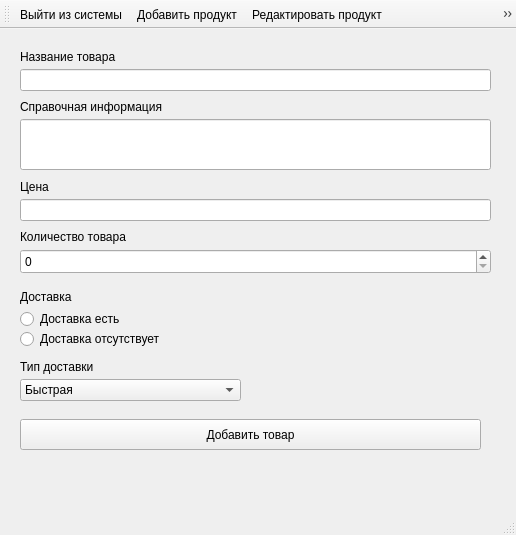
Old version of the form Source/MDKP/workeradddelivery.ui in the repository striction10/MDKP.
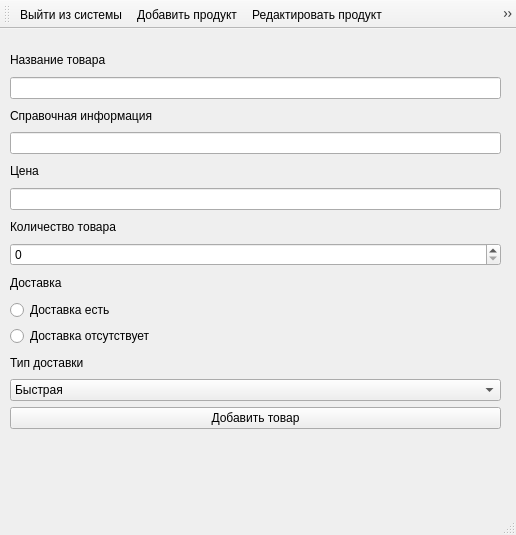
New version of the form.

```diff
--- a/Source/MDKP/workeradddelivery.ui
+++ b/Source/MDKP/workeradddelivery.ui
@@ -10,186 +10,120 @@
     <height>535</height>
    </rect>
   </property>
+  <property name="minimumSize">
+   <size>
+    <width>516</width>
+    <height>535</height>
+   </size>
+  </property>
   <property name="windowTitle">
    <string>MainWindow</string>
   </property>
   <widget class="QWidget" name="centralwidget">
-   <widget class="QLineEdit" name="lineEdit">
+   <widget class="QWidget" name="layoutWidget">
     <property name="geometry">
      <rect>
-      <x>20</x>
-      <y>40</y>
-      <width>471</width>
-      <height>22</height>
+      <x>10</x>
+      <y>20</y>
+      <width>491</width>
+      <height>380</height>
      </rect>
     </property>
-   </widget>
-   <widget class="QComboBox" name="comboBox">
-    <property name="geometry">
-     <rect>
-      <x>20</x>
-      <y>350</y>
-      <width>221</width>
-      <height>22</height>
-     </rect>
-    </property>
+    <layout class="QVBoxLayout" name="verticalLayout">
     <item>
+      <widget class="QLabel" name="label">
      <property name="text">
-      <string>Быстрая</string>
-     </property>
+        <string>Название товара</string>
+       </property>
+      </widget>
     </item>
     <item>
-     <property name="text">
-      <string>Медленная</string>
-     </property>
-    </item>
-   </widget>
+      <widget class="QLineEdit" name="lineEditName"/>
+     </item>
+     <item>
    <widget class="QLabel" name="label_2">
-    <property name="geometry">
-     <rect>
-      <x>20</x>
-      <y>70</y>
-      <width>171</width>
-      <height>16</height>
-     </rect>
-    </property>
     <property name="text">
      <string>Справочная информация</string>
     </property>
    </widget>
-   <widget class="QLineEdit" name="lineEdit_3">
-    <property name="geometry">
-     <rect>
-      <x>20</x>
-      <y>170</y>
-      <width>471</width>
-      <height>22</height>
-     </rect>
-    </property>
-   </widget>
-   <widget class="QRadioButton" name="radioButton_2">
-    <property name="geometry">
-     <rect>
-      <x>20</x>
-      <y>300</y>
-      <width>181</width>
-      <height>20</height>
-     </rect>
-    </property>
+     </item>
+     <item>
+      <widget class="QLineEdit" name="lineEditInfo"/>
+     </item>
+     <item>
+      <widget class="QLabel" name="label_5">
+       <property name="text">
+        <string>Цена</string>
+       </property>
+      </widget>
+     </item>
+     <item>
+      <widget class="QLineEdit" name="lineEditPrice"/>
+     </item>
+     <item>
+      <widget class="QLabel" name="label_6">
     <property name="text">
-     <string>Доставка отсутствует</string>
-    </property>
-   </widget>
+        <string>Количество товара</string>
+       </property>
+      </widget>
+     </item>
+     <item>
+      <widget class="QSpinBox" name="spinBoxCount">
+       <property name="maximum">
+        <number>1000</number>
+       </property>
+      </widget>
+     </item>
+     <item>
    <widget class="QLabel" name="label_3">
-    <property name="geometry">
-     <rect>
-      <x>20</x>
-      <y>260</y>
-      <width>111</width>
-      <height>16</height>
-     </rect>
-    </property>
     <property name="text">
      <string>Доставка</string>
     </property>
    </widget>
+     </item>
+     <item>
    <widget class="QRadioButton" name="radioButton">
-    <property name="geometry">
-     <rect>
-      <x>20</x>
-      <y>280</y>
-      <width>121</width>
-      <height>20</height>
-     </rect>
-    </property>
     <property name="text">
      <string>Доставка есть</string>
     </property>
    </widget>
-   <widget class="QLineEdit" name="lineEdit_2">
-    <property name="geometry">
-     <rect>
-      <x>20</x>
-      <y>90</y>
-      <width>471</width>
-      <height>51</height>
-     </rect>
-    </property>
-   </widget>
+     </item>
+     <item>
+      <widget class="QRadioButton" name="radioButton_2">
+       <property name="text">
+        <string>Доставка отсутствует</string>
+       </property>
+      </widget>
+     </item>
+     <item>
    <widget class="QLabel" name="label_4">
-    <property name="geometry">
-     <rect>
-      <x>20</x>
-      <y>330</y>
-      <width>91</width>
-      <height>16</height>
-     </rect>
-    </property>
     <property name="text">
      <string>Тип доставки</string>
     </property>
    </widget>
-   <widget class="QSpinBox" name="spinBox">
-    <property name="geometry">
-     <rect>
-      <x>20</x>
-      <y>220</y>
-      <width>471</width>
-      <height>25</height>
-     </rect>
-    </property>
-   </widget>
-   <widget class="QLabel" name="label">
-    <property name="geometry">
-     <rect>
-      <x>20</x>
-      <y>20</y>
-      <width>111</width>
-      <height>16</height>
-     </rect>
-    </property>
+     </item>
+     <item>
+      <widget class="QComboBox" name="comboBox">
+       <item>
     <property name="text">
-     <string>Название товара</string>
-    </property>
-   </widget>
-   <widget class="QLabel" name="label_6">
-    <property name="geometry">
-     <rect>
-      <x>20</x>
-      <y>200</y>
-      <width>141</width>
-      <height>16</height>
-     </rect>
-    </property>
+         <string>Быстрая</string>
+        </property>
+       </item>
+       <item>
     <property name="text">
-     <string>Количество товара</string>
-    </property>
-   </widget>
-   <widget class="QPushButton" name="pushButton">
-    <property name="geometry">
-     <rect>
-      <x>20</x>
-      <y>390</y>
-      <width>461</width>
-      <height>31</height>
-     </rect>
-    </property>
+         <string>Медленная</string>
+        </property>
+       </item>
+      </widget>
+     </item>
+     <item>
+      <widget class="QPushButton" name="pushButtonAdd">
     <property name="text">
      <string>Добавить товар</string>
     </property>
    </widget>
-   <widget class="QLabel" name="label_5">
-    <property name="geometry">
-     <rect>
-      <x>20</x>
-      <y>150</y>
-      <width>41</width>
-      <height>16</height>
-     </rect>
-    </property>
-    <property name="text">
-     <string>Цена</string>
-    </property>
+     </item>
+    </layout>
    </widget>
   </widget>
   <widget class="QMenuBar" name="menubar">
```
Lines whose indentation alone changed are shown as unchanged.
